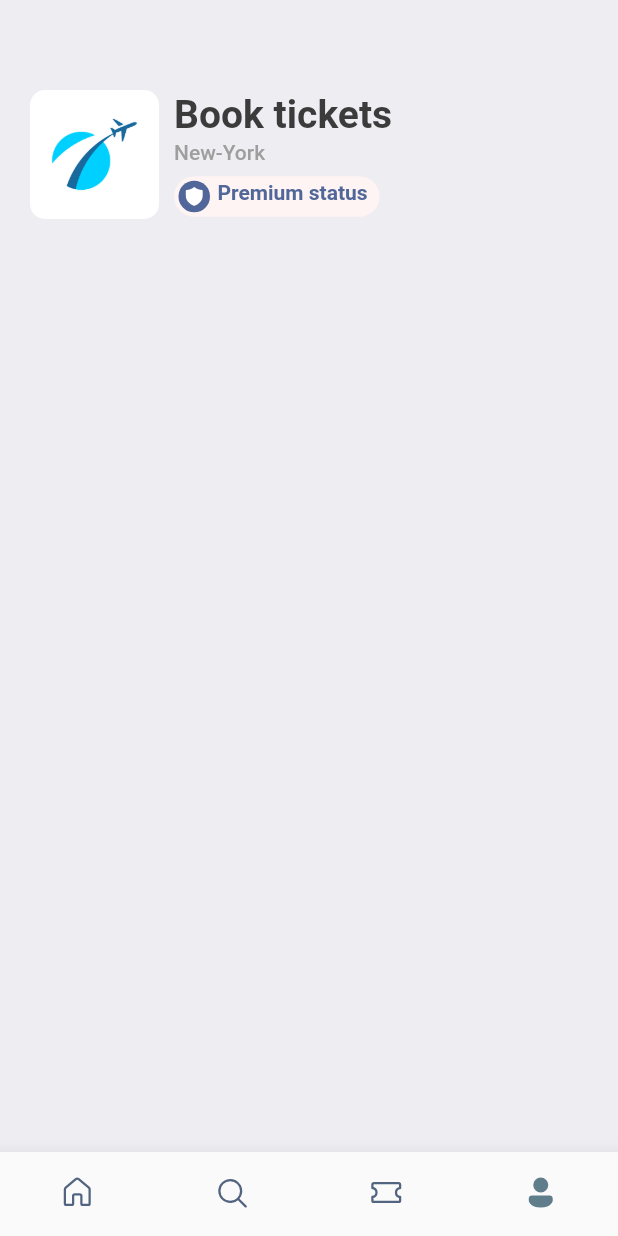
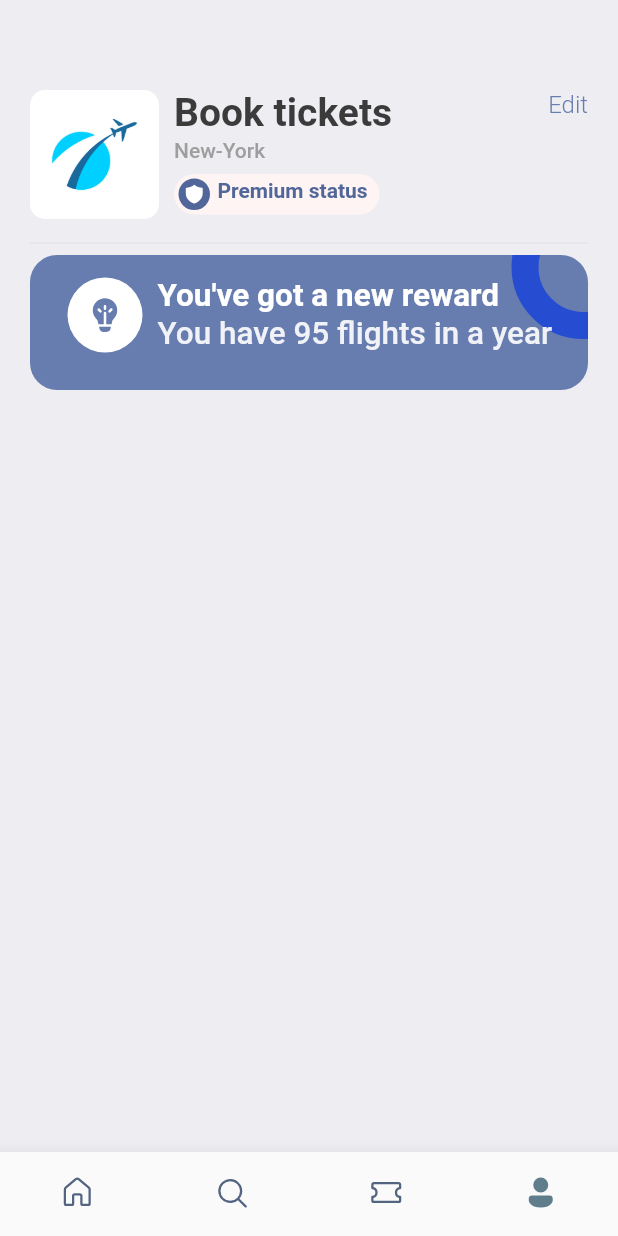
Before and after one commit to fhgaha/BookTicketsApp, a Flutter app: the screen it shows after launch, item 4 of the bottom bar chosen, on a phone screen of 412 x 824 dp. Run offline on Flutter 3.47's test engine with Material 2 defaults, Android fonts, the phone set to English and light mode, and no system bars; our stand-ins replace barcode_widget, fluentui_icons, gap, get; missing offline and left inert: barcode.

Commit message:
profile screen new award

```diff
--- a/lib/screens/profile_screen.dart
+++ b/lib/screens/profile_screen.dart
@@ -21,6 +21,7 @@ class ProfileScreen extends StatelessWidget {
         children: [
           Gap(AppLayout.getHeight(40)),
           Row(
+            crossAxisAlignment: CrossAxisAlignment.start,
             children: [
               //img
               Container(
@@ -35,8 +36,8 @@ class ProfileScreen extends StatelessWidget {
                   ),
                 ),
               ),
+              Gap(AppLayout.getHeight(10)),
               //text column
-              Gap(AppLayout.getHeight(10)),
               Column(
                 crossAxisAlignment: CrossAxisAlignment.start,
                 mainAxisAlignment: MainAxisAlignment.start,
@@ -92,6 +93,95 @@ class ProfileScreen extends StatelessWidget {
                   ),
                 ],
               ),
+              const Spacer(),
+              //edit
+              Column(
+                children: [
+                  InkWell(
+                    onTap: () => print("you tabbed edit on profile screen"),
+                    child: Text(
+                      "Edit",
+                      style: Styles.textStyle.copyWith(
+                        color: Styles.primaryColor,
+                        fontWeight: FontWeight.w300,
+                      ),
+                    ),
+                  ),
+                ],
+              ),
+            ],
+          ),
+          Gap(AppLayout.getHeight(8)),
+          Divider(color: Colors.grey.shade300),
+          //youve got new award
+          Stack(
+            children: [
+              //blue area
+              Container(
+                height: AppLayout.getHeight(90),
+                width: double.infinity,
+                decoration: BoxDecoration(
+                  color: Styles.primaryColor,
+                  borderRadius: BorderRadius.circular(AppLayout.getHeight(18)),
+                ),
+              ),
+              //blue ring
+              Positioned(
+                right: -45,
+                top: -40,
+                child: Container(
+                  padding: EdgeInsets.all(AppLayout.getHeight(30)),
+                  decoration: BoxDecoration(
+                    color: Colors.transparent,
+                    shape: BoxShape.circle,
+                    border:
+                        Border.all(width: 18, color: const Color(0xff264cd2)),
+                  ),
+                ),
+              ),
+              Container(
+                padding: EdgeInsets.symmetric(
+                  horizontal: AppLayout.getHeight(25),
+                  vertical: AppLayout.getHeight(15),
+                ),
+                child: Row(
+                  mainAxisAlignment: MainAxisAlignment.start,
+                  crossAxisAlignment: CrossAxisAlignment.center,
+                  children: [
+                    //lightbulb
+                    CircleAvatar(
+                      radius: 25,
+                      backgroundColor: Colors.white,
+                      child: Icon(
+                        FluentSystemIcons.ic_fluent_lightbulb_filament_filled,
+                        color: Styles.primaryColor,
+                        size: 27,
+                      ),
+                    ),
+                    Gap(AppLayout.getHeight(10)),
+                    Column(
+                      mainAxisAlignment: MainAxisAlignment.start,
+                      crossAxisAlignment: CrossAxisAlignment.start,
+                      children: [
+                        Text(
+                          "You've got a new reward",
+                          style: Styles.headLineStyle2.copyWith(
+                            fontWeight: FontWeight.bold,
+                            color: Colors.white,
+                          ),
+                        ),
+                        Text(
+                          "You have 95 flights in a year",
+                          style: Styles.headLineStyle2.copyWith(
+                            fontWeight: FontWeight.w500,
+                            color: Colors.white.withOpacity(0.9),
+                          ),
+                        ),
+                      ],
+                    ),
+                  ],
+                ),
+              ),
             ],
           ),
         ],
```
